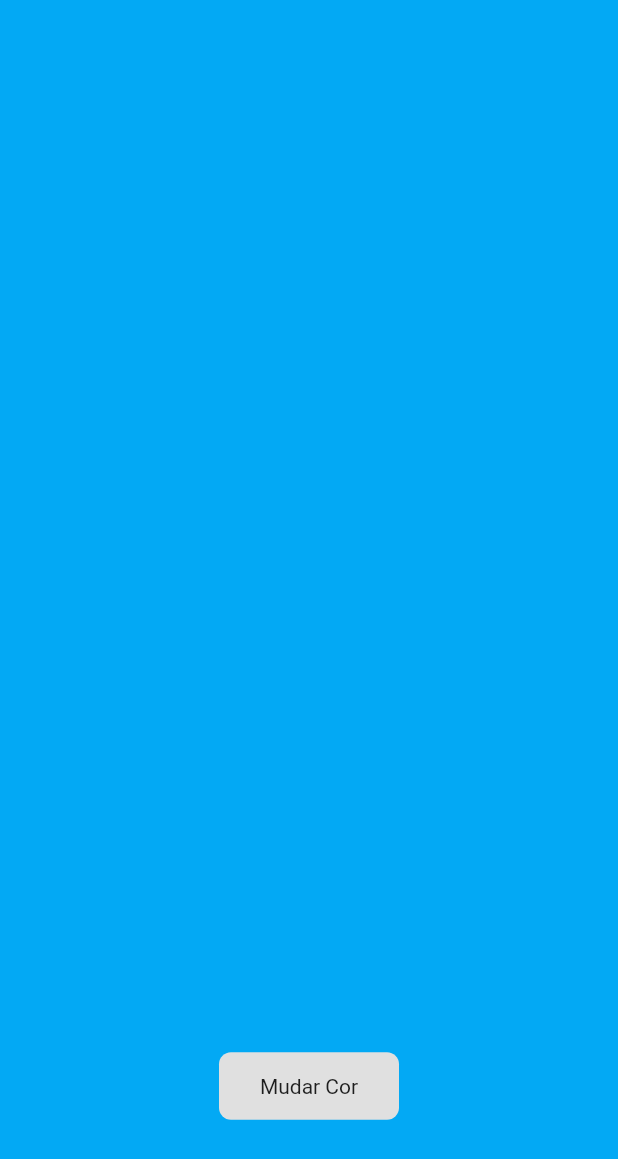
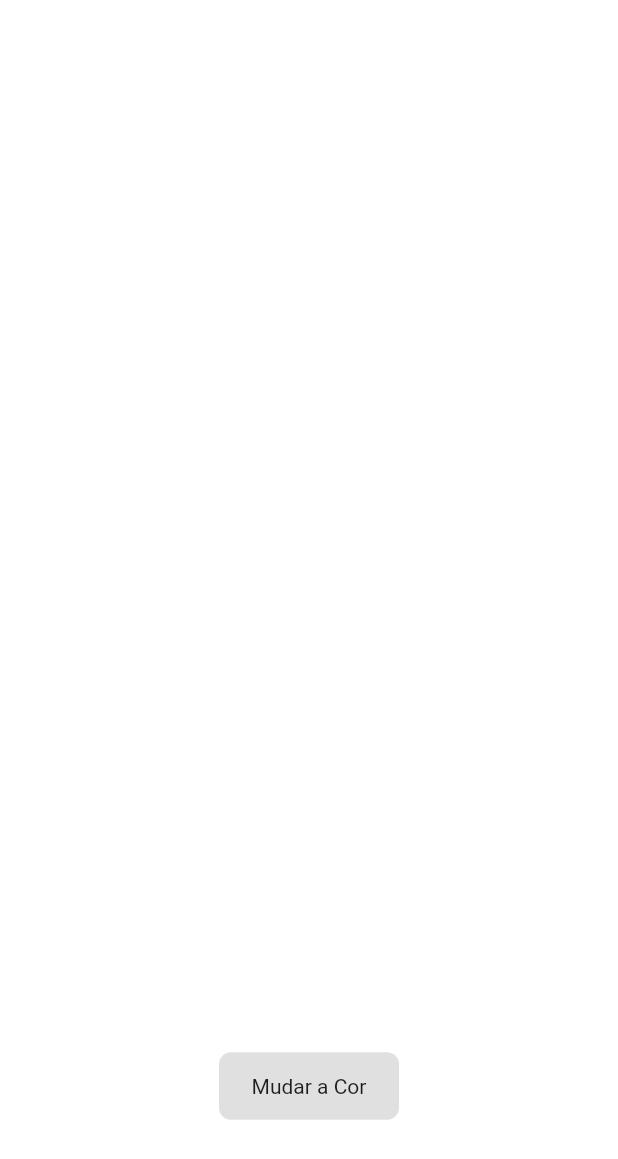
Before and after one commit to Misas10/MudarFundo, a Flutter app: the screen it shows after launch, on a phone screen of 412 x 824 dp. Shown: the top 1159 px of the screen. Run offline on Flutter 3.47's test engine with Material 2 defaults, Android fonts, the phone set to English and light mode, and no system bars.

Commit message:
text changes

```diff
--- a/lib/main.dart
+++ b/lib/main.dart
@@ -36,7 +36,7 @@ class HomePage extends StatelessWidget {
         ],
 
       ),
-      backgroundColor: Colors.lightBlue,
+      backgroundColor: Colors.white,
 
     );
   }
@@ -59,7 +59,7 @@ class Botao extends StatelessWidget {
         width: 120,
         height: 45,
         child: Center(
-          child: Text("Mudar Cor"),
+          child: Text("Mudar a Cor"),
         ),
         //alignment: Alignment.bottomCenter,
 
```
